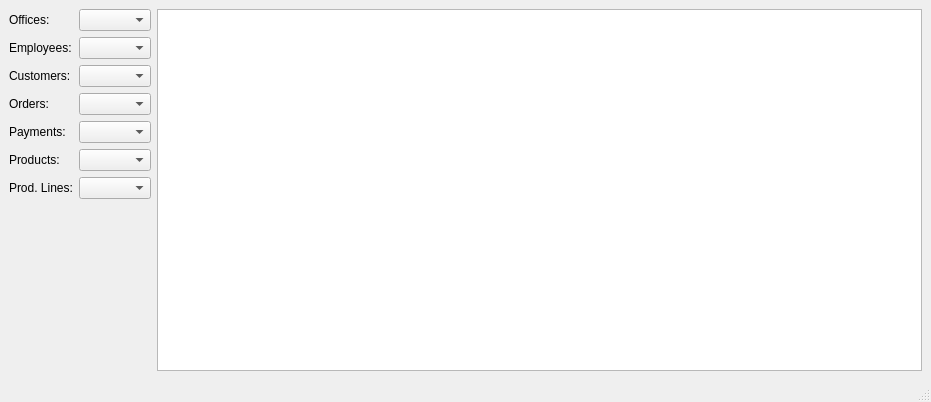
First picture: the form in qt_app/mainwindow.ui, repository mehmetrizaoz/5_product_line_automation, before the edit.
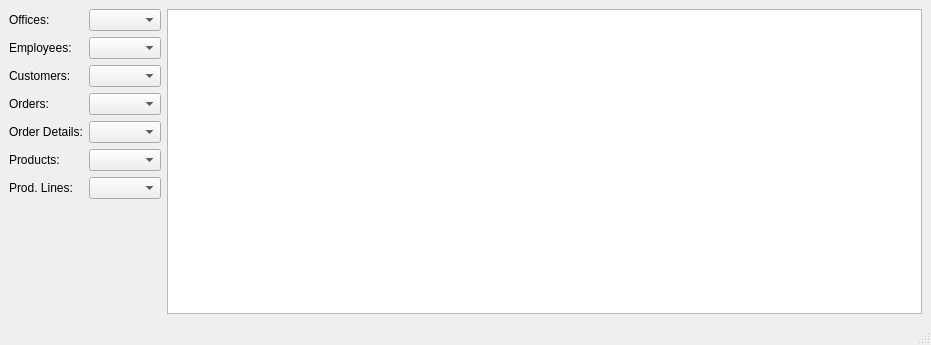
Second picture: the form after the edit.

```diff
--- a/qt_app/mainwindow.ui
+++ b/qt_app/mainwindow.ui
@@ -7,7 +7,7 @@
     <x>0</x>
     <y>0</y>
     <width>931</width>
-    <height>402</height>
+    <height>345</height>
    </rect>
   </property>
   <property name="sizePolicy">
@@ -66,7 +66,7 @@
        </sizepolicy>
       </property>
       <property name="text">
-       <string>Payments:</string>
+       <string>Order Details:</string>
       </property>
      </widget>
     </item>
```
Left out of the diff: 28 changed lines with no effect on the pictures.
